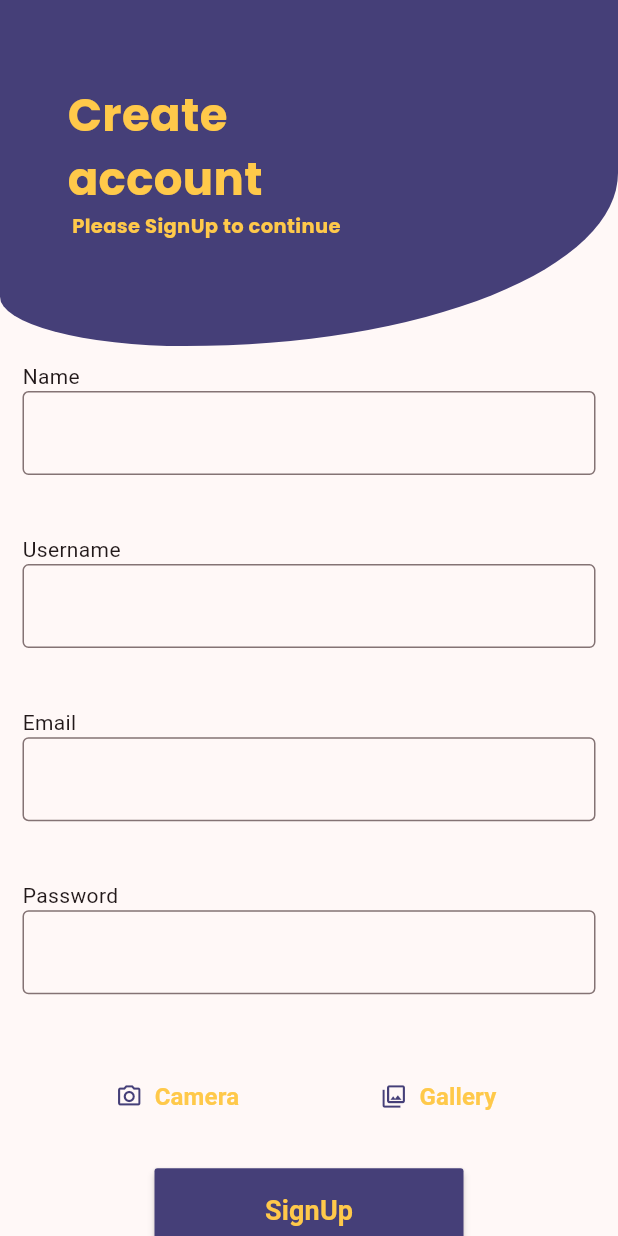
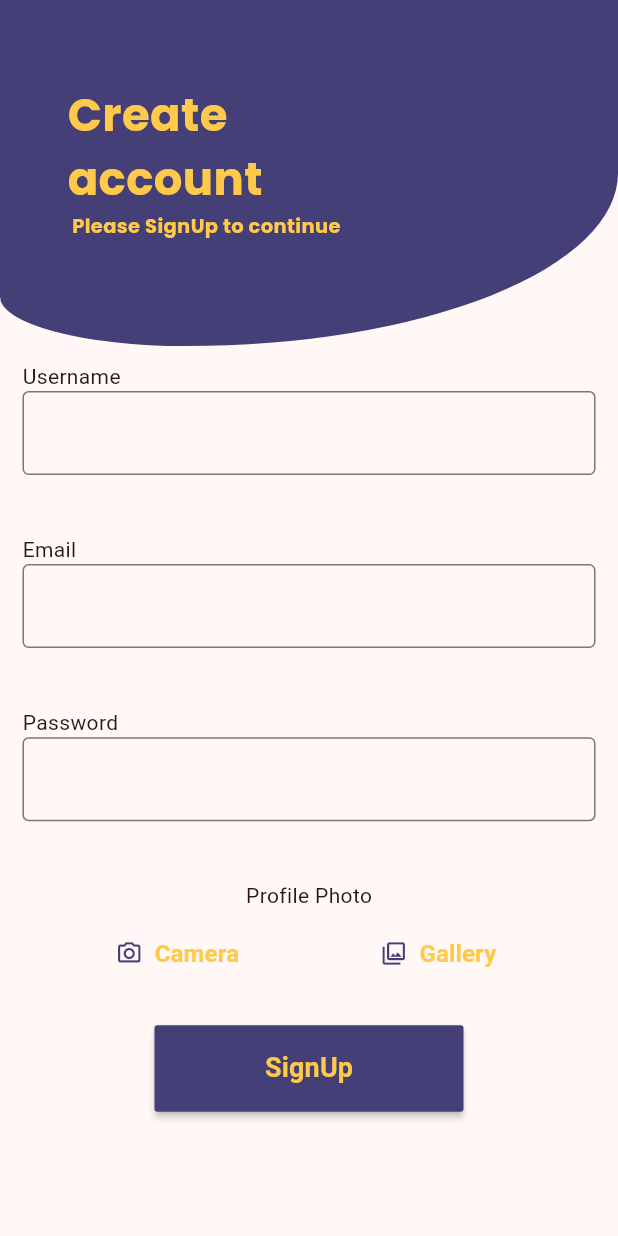
Before and after one commit to nithaparveen/social_media_application, a Flutter app: the RegistrationScreen screen opened directly, after a tap on "Camera", on a phone screen of 412 x 824 dp. Run offline on Flutter 3.47's test engine with Material 3 defaults, Android fonts, the phone set to English and light mode, and no system bars; our stand-ins replace flashy_tab_bar2, google_fonts, image_picker, shared_preferences; accounts and stored records are empty.

Commit message:
registrationscreen integration completed

```diff
--- a/lib/main.dart
+++ b/lib/main.dart
@@ -7,6 +7,7 @@ import 'package:socialmedia/presentation/bottom_navigation_screen/view/bottom_na
 import 'package:socialmedia/presentation/login_screen/controller/login_controller.dart';
 import 'package:socialmedia/presentation/login_screen/view/login_screen.dart';
 import 'package:socialmedia/presentation/news_screen/controller/news_controller.dart';
+import 'package:socialmedia/presentation/registration_screen/controller/registration_controller.dart';
 import 'package:socialmedia/presentation/registration_screen/view/registration_screen.dart';
 
 void main() {
@@ -14,6 +15,8 @@ void main() {
     ChangeNotifierProvider(create: (context) => BottomNavController()),
     ChangeNotifierProvider(create: (context) => NewsController()),
     ChangeNotifierProvider(create: (context) => loginController()),
+    ChangeNotifierProvider(create: (context) => RegistrationController()),
+
   ], child: const MyApp()));
 }
 
@@ -29,7 +32,7 @@ class MyApp extends StatelessWidget {
         colorScheme: ColorScheme.fromSeed(seedColor: ColorTheme.brown),
         useMaterial3: true,
       ),
-      home: LoginScreen(
+      home: RegistrationScreen(
       ),
     );
   }
--- a/lib/presentation/registration_screen/view/registration_screen.dart
+++ b/lib/presentation/registration_screen/view/registration_screen.dart
@@ -1,9 +1,11 @@
-import 'package:flutter/cupertino.dart';
+import 'dart:io';
+import 'package:image_picker/image_picker.dart';
 import 'package:flutter/material.dart';
-import 'package:flutter/widgets.dart';
+import 'package:provider/provider.dart';
 import 'package:socialmedia/core/constants/colors.dart';
 import 'package:socialmedia/core/constants/text_styles.dart';
 import 'package:socialmedia/presentation/login_screen/view/login_screen.dart';
+import 'package:socialmedia/presentation/registration_screen/controller/registration_controller.dart';
 import '../../../global_widgets/title_and_textformfield.dart';
 
 class RegistrationScreen extends StatefulWidget {
@@ -14,9 +16,20 @@ class RegistrationScreen extends StatefulWidget {
 }
 
 class _RegistrationScreenState extends State<RegistrationScreen> {
+  File? image;
   var usernameController = TextEditingController();
   var passwordController = TextEditingController();
   var emailController = TextEditingController();
+
+  Future<void> _getImage(ImageSource source) async {
+    final pickedFile = await ImagePicker().pickImage(source: source);
+    if (pickedFile != null) {
+      setState(() {
+        image = File(pickedFile.path);
+      });
+    }
+  }
+
   @override
   Widget build(BuildContext context) {
     var size = MediaQuery.sizeOf(context);
@@ -68,9 +81,6 @@ class _RegistrationScreenState extends State<RegistrationScreen> {
                 crossAxisAlignment: CrossAxisAlignment.center,
                 children: [
                   TitleAndTextFormField(
-                    text: 'Name',
-                  ),
-                  TitleAndTextFormField(
                     textEditingController: usernameController,
                     text: 'Username',
                   ),
@@ -82,6 +92,7 @@ class _RegistrationScreenState extends State<RegistrationScreen> {
                     textEditingController: passwordController,
                     text: 'Password',
                   ),
+                  Text("Profile Photo"),
                   Row(
                     mainAxisAlignment: MainAxisAlignment.spaceEvenly,
                     children: [
@@ -90,7 +101,7 @@ class _RegistrationScreenState extends State<RegistrationScreen> {
                           height: size.height * .07,
                           onPressed: () {},
                           child: TextButton.icon(
-                            onPressed: () {},
+                            onPressed: () => _getImage(ImageSource.camera),
                             icon: Icon(
                               Icons.camera_alt_outlined,
                               color: ColorTheme.blue,
@@ -106,7 +117,7 @@ class _RegistrationScreenState extends State<RegistrationScreen> {
                           height: size.height * .07,
                           onPressed: () {},
                           child: TextButton.icon(
-                            onPressed: () {},
+                            onPressed: () => _getImage(ImageSource.gallery),
                             icon: Icon(
                               Icons.photo_library_outlined,
                               color: ColorTheme.blue,
@@ -119,6 +130,16 @@ class _RegistrationScreenState extends State<RegistrationScreen> {
                           ))
                     ],
                   ),
+                  if (image != null)
+                    Container(
+                      margin: EdgeInsets.symmetric(vertical: 20),
+                      height: 200,
+                      width: 200,
+                      child: Image.file(
+                        image!,
+                        fit: BoxFit.cover,
+                      ),
+                    ),
                   SizedBox(
                     height: size.height * .023,
                   ),
@@ -127,11 +148,11 @@ class _RegistrationScreenState extends State<RegistrationScreen> {
                       minWidth: size.width * .5,
                       height: size.height * .07,
                       onPressed: () {
-                        Navigator.pushReplacement(
-                            context,
-                            MaterialPageRoute(
-                              builder: (context) => LoginScreen(),
-                            ));
+                       Provider.of<RegistrationController>(context,listen: false).onRegister(
+                           context, image, usernameController.text.trim(), emailController.text.trim(), passwordController.text.trim());
+                       // usernameController.clear();
+                       // emailController.clear();
+                       // passwordController.clear();
                       },
                       child: Text(
                         "SignUp",
--- a/pubspec.yaml
+++ b/pubspec.yaml
@@ -42,6 +42,7 @@ dependencies:
   http: ^1.2.1
   flashy_tab_bar2: ^0.0.10
   shared_preferences: ^2.2.3
+  image_picker: ^1.1.1
 
 
 dev_dependencies:
```
Also changed, not shown: lib/presentation/registration_screen/controller/registration_controller.dart (added, +55 -0 lines), pubspec.lock, 2 other files.
